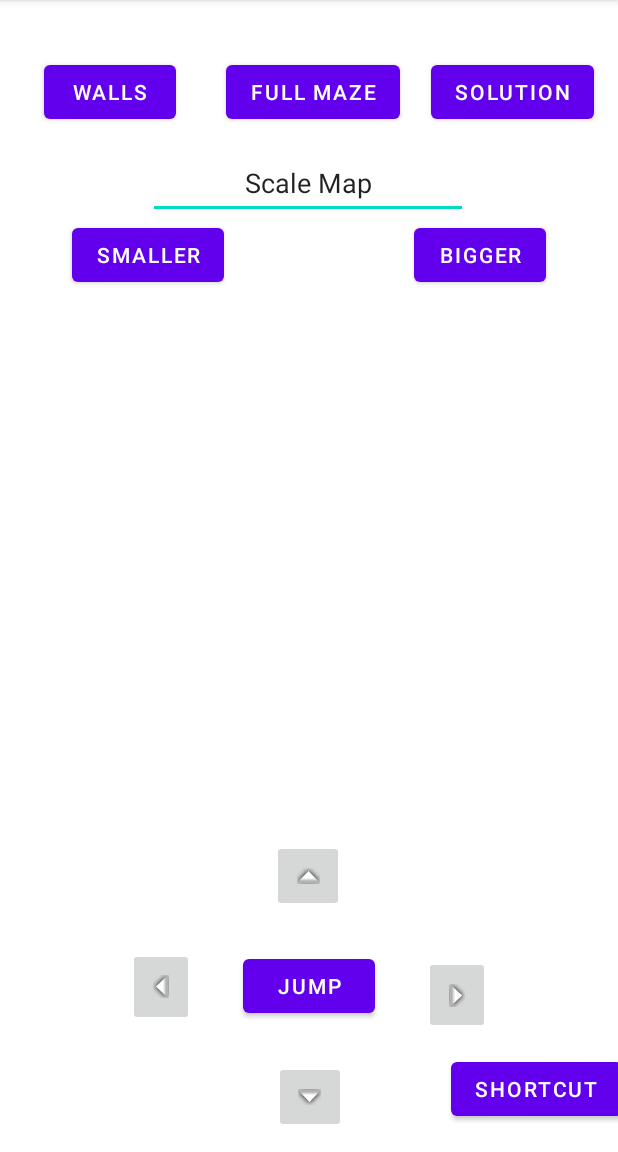
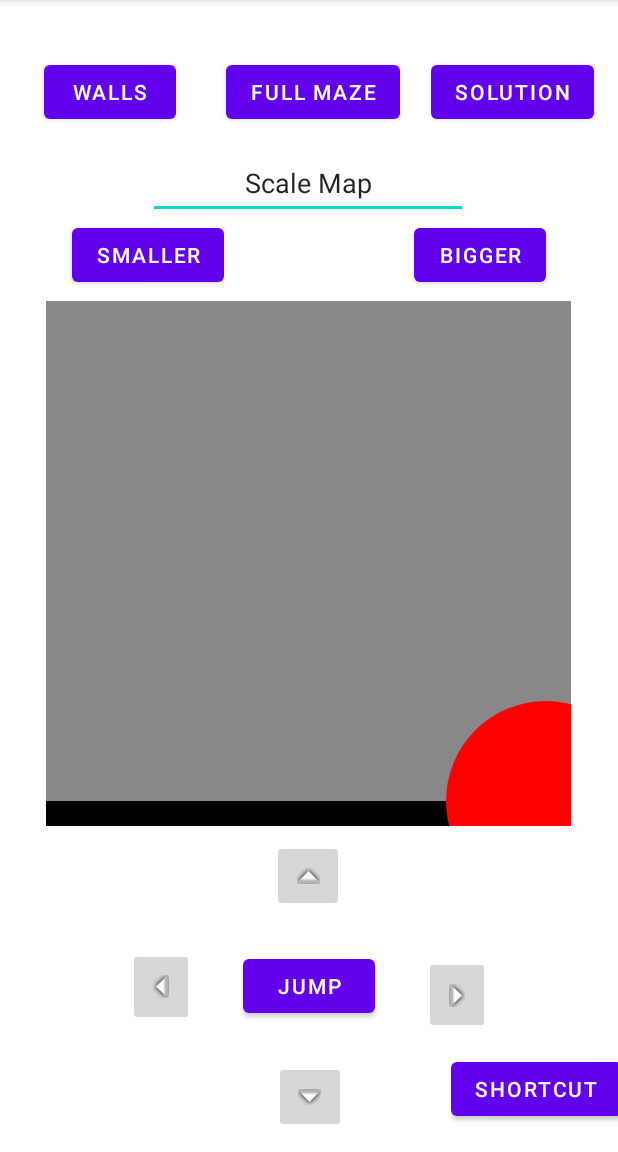
Before and after one commit to githubamp/AMazeByAlexPopa, an Android app: the PlayManuallyActivity screen opened directly, with no data from a screen before it, on a phone screen of 412 x 824 dp, the part 84-1236 px from its top. Run offline under Robolectric (Android 15) with nearby library versions, the phone set to English and light mode, and no system bars.

Commit message:
Some funky shapes have been made using MazePanel

```diff
--- a/app/src/main/java/edu/wm/cs/cs301/AlexPopa/gui/GeneratingActivity.java
+++ b/app/src/main/java/edu/wm/cs/cs301/AlexPopa/gui/GeneratingActivity.java
@@ -3,9 +3,12 @@ package edu.wm.cs.cs301.AlexPopa.gui;
 import android.content.Context;
 import android.content.Intent;
 import android.os.Bundle;
+import android.view.MotionEvent;
+import android.view.View;
 import android.widget.ArrayAdapter;
 import android.widget.ProgressBar;
 import android.widget.Spinner;
+import android.widget.Toast;
 
 import androidx.appcompat.app.ActionBar;
 import androidx.appcompat.app.AppCompatActivity;
--- a/app/src/main/java/edu/wm/cs/cs301/AlexPopa/gui/MazePanel.java
+++ b/app/src/main/java/edu/wm/cs/cs301/AlexPopa/gui/MazePanel.java
@@ -18,36 +18,100 @@ public class MazePanel extends View {
 
     public MazePanel(Context context, AttributeSet attrs) {
         super(context, attrs);
-        canvas = new Canvas();
+        setFocusable(true);
+        map = Bitmap.createBitmap(1000, 1000, Bitmap.Config.ARGB_8888); // this creates a MUTABLE bitmap
+        canvas = new Canvas(map);
+        //canvas = new Canvas();
         paint = new Paint();
-        drawManual(canvas);
+        drawManual();
     }
 
     public MazePanel(Context context){
         super(context);
-        canvas = new Canvas();
-        paint = new Paint();
-        paint.setColor(Color.RED);
-        drawManual(canvas);
+        setFocusable(true);
+
+        map = Bitmap.createBitmap(1000, 1000, Bitmap.Config.ARGB_8888); // this creates a MUTABLE bitmap
+        canvas = new Canvas(map);
+        //canvas = new Canvas();
+        //paint = new Paint();
+        //paint.setColor(Color.RED);
+        //drawManual(canvas, paint);
     }
 
-    public void drawManual(Canvas canvas){
-        canvas.drawColor(Color.WHITE);
+    public void drawManual(){
+        Paint paint = new Paint();
+
+        //Bitmap b = Bitmap.createBitmap(canvas.getWidth(), canvas.getWidth(), Bitmap.Config.ALPHA_8);
+        Canvas c = new Canvas(map);
+
+        //c.drawRect(0, 0, c.getWidth(), c.getHeight()/2, paint);
+
+        paint.setColor(Color.GRAY);
+
+        c.drawRect(0, 0, c.getWidth(), c.getHeight()/2, paint);
+
         paint.setColor(Color.BLACK);
-        canvas.drawRect(0, 1000,2000,50, paint);
-        canvas.drawRect(0, 2000,2000,500, paint);
+
+        c.drawRect(0, c.getHeight()/2, c.getWidth(), c.getHeight(), paint);
+
         paint.setColor(Color.RED);
-        canvas.drawCircle(550, 900, 300, paint);
+
+        c.drawCircle(c.getHeight()/2, c.getHeight()/2, 100, paint);
+
+        //c.drawCircle(300,300, 200, paint);
     }
 
     @Override
-    public void onDraw(Canvas canvas){
-        /*setLayoutParams(new ConstraintLayout.LayoutParams(1200, 2000));
-        canvas.drawColor(Color.WHITE);
-        paint.setColor(Color.BLACK);
-        canvas.drawRect(0, 1000,2000,50, paint);
-        canvas.drawRect(0, 2000,2000,500, paint);
-        paint.setColor(Color.RED);
-        canvas.drawCircle(550, 900, 300, paint);*/
+    protected void onDraw(Canvas canvas) {
+        canvas.drawBitmap(map, 0,0, paint);
     }
 }
+
+    /*public void drawManual(Canvas can, Paint p){
+        /*can.drawColor(Color.WHITE);
+        p.setColor(Color.BLACK);
+        can.drawRect(0, 1000,2000,50, paint);
+        can.drawRect(0, 2000,2000,500, paint);
+        p.setColor(Color.RED);
+        can.drawCircle(550, 900, 300, paint);
+        canvas.drawBitmap(map, 0, 0, p);
+        can.drawColor(Color.GREEN);
+
+        Bitmap b = Bitmap.createBitmap(200, 200, Bitmap.Config.ALPHA_8);
+        Canvas c = new Canvas(b);
+        c.drawRect(0, 0, 200, 200, paint);
+
+        paint.setTextSize(40);
+        paint.setTextScaleX(1.f);
+        paint.setAlpha(0);
+        paint.setAntiAlias(true);
+        c.drawText("Your text", 30, 40, paint);
+        paint.setColor(Color.RED);
+
+        can.drawBitmap(b, 10,10, paint);
+    }
+
+    public void onDraw(Canvas can, Paint p){
+        //setLayoutParams(new ConstraintLayout.LayoutParams(1200, 2000));
+        /*can.drawColor(Color.WHITE);
+        p.setColor(Color.BLACK);
+        can.drawRect(0, 1000,2000,50, paint);
+        can.drawRect(0, 2000,2000,500, paint);
+        p.setColor(Color.RED);
+        can.drawCircle(550, 900, 300, paint);
+        canvas.drawBitmap(map, 0, 0, p);
+        canvas.drawColor(Color.GREEN);
+
+        Bitmap b = Bitmap.createBitmap(200, 200, Bitmap.Config.ALPHA_8);
+        Canvas c = new Canvas(b);
+        c.drawRect(0, 0, 200, 200, paint);
+
+        paint.setTextSize(40);
+        paint.setTextScaleX(1.f);
+        paint.setAlpha(0);
+        paint.setAntiAlias(true);
+        c.drawText("Your text", 30, 40, paint);
+        paint.setColor(Color.RED);
+
+        canvas.drawBitmap(b, 10,10, paint);
+    }*/
--- a/app/src/main/res/layout/driver_maze.xml
+++ b/app/src/main/res/layout/driver_maze.xml
@@ -161,8 +161,8 @@
         android:layout_marginBottom="28dp"
         android:autofillHints=""
         android:ems="10"
+        android:inputType="none"
         android:minHeight="48dp"
-        android:inputType="none"
         android:text="@string/speed"
         android:textAlignment="center"
         app:layout_constraintBottom_toBottomOf="parent"
--- a/app/src/main/res/layout/manual_maze.xml
+++ b/app/src/main/res/layout/manual_maze.xml
@@ -192,4 +192,16 @@
         app:layout_constraintTop_toBottomOf="@+id/editTextTextPersonName10"
         app:layout_constraintVertical_bias="0.0" />
 
+    <edu.wm.cs.cs301.AlexPopa.gui.MazePanel
+        android:id="@+id/mazePanel3"
+        android:layout_width="350dp"
+        android:layout_height="350dp"
+        android:layout_marginStart="30dp"
+        android:layout_marginEnd="31dp"
+        android:layout_marginBottom="2dp"
+        app:layout_constraintBottom_toTopOf="@+id/Up"
+        app:layout_constraintEnd_toEndOf="parent"
+        app:layout_constraintStart_toStartOf="parent"
+        app:layout_constraintTop_toBottomOf="@+id/button" />
+
 </androidx.constraintlayout.widget.ConstraintLayout>
```
